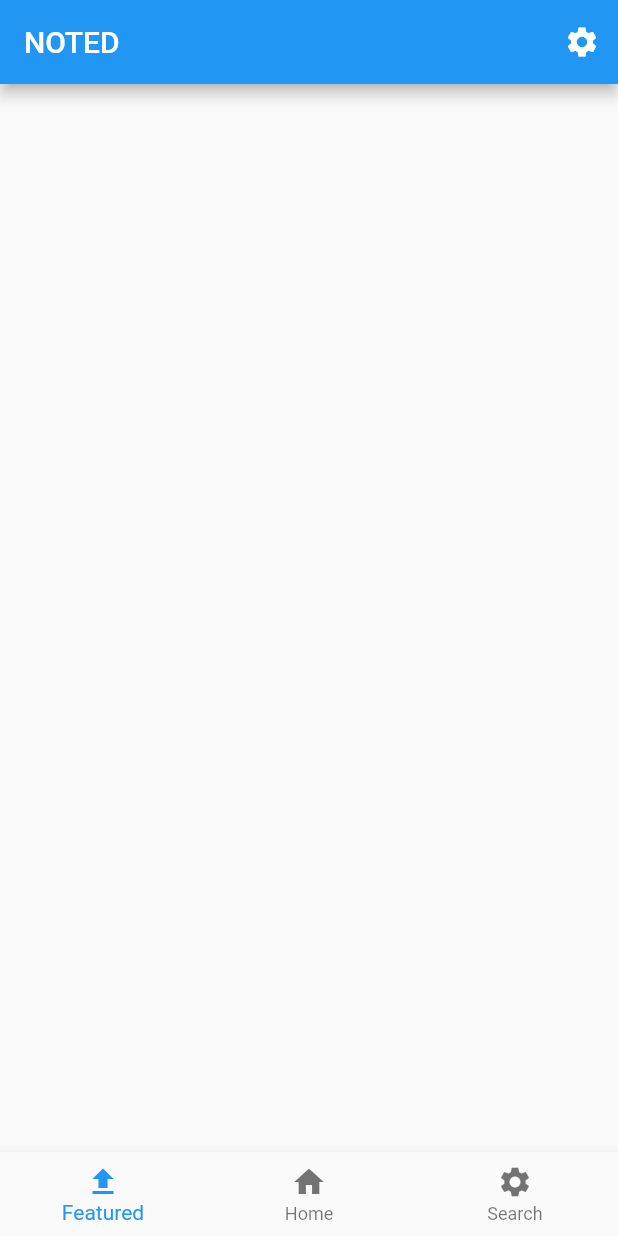
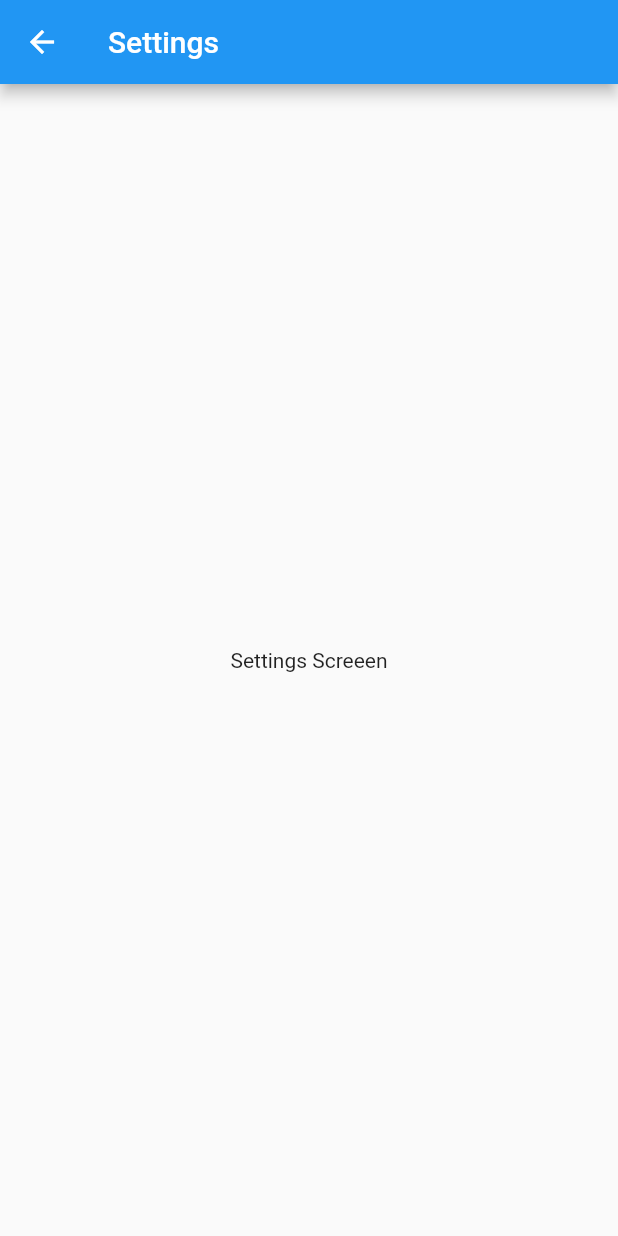
Before and after one commit to evantimms/Oak, a Flutter app: the screen it shows after launch, after a tap on the "settings" icon, on a phone screen of 412 x 824 dp. Run offline on Flutter 3.47's test engine with Material 2 defaults, Android fonts, the phone set to English and light mode, and no system bars.

Commit message:
updated with basic navigation layout

```diff
--- a/lib/screens/MainScreen.dart
+++ b/lib/screens/MainScreen.dart
@@ -1,12 +1,30 @@
 import 'package:flutter/material.dart';
-import '../widgets/NavBarWidget.dart';
+import '../screens/NotesScreen.dart';
+import '../screens/UploadScreen.dart';
+import '../screens/SearchScreen.dart';
+import '../screens/SettingsScreen.dart';
+
 class MainScreen extends StatefulWidget{
 
   @override
   _MainScreenState createState() => new _MainScreenState();
 }
 
-class _MainScreenState extends State<MainScreen> {
+class _MainScreenState extends State<MainScreen>  with TickerProviderStateMixin {
+
+  final List<Widget> _children  = [
+    UploadScreen(),
+    NotesScreen(),
+    SearchScreen()
+  ];
+
+  int _currentIndex = 0;
+
+  void _onTabTapped(int newIndex){
+    setState(() {
+          _currentIndex = newIndex;
+        });
+  }
 
   @override
   Widget build(BuildContext context){
@@ -16,11 +34,34 @@ class _MainScreenState extends State<MainScreen> {
         actions: <Widget>[
           IconButton(
             icon: Icon(Icons.settings),
-            onPressed: (){},
+            onPressed: (){
+              Navigator.push(
+                context,
+                MaterialPageRoute(builder: (context) => SettingsScreen()),
+              );
+            },
           ),
         ],
       ),
-      bottomNavigationBar: NavBarWidget(),
+      body: _children[_currentIndex],
+      bottomNavigationBar:  BottomNavigationBar(
+       onTap: _onTabTapped, // new
+       currentIndex: _currentIndex, // new
+       items: [
+         new BottomNavigationBarItem(
+           icon: Icon(Icons.file_upload),
+           title: Text('Upload'),
+         ),
+         new BottomNavigationBarItem(
+           icon: Icon(Icons.home),
+           title: Text('My Notes'),
+         ),
+         new BottomNavigationBarItem(
+           icon: Icon(Icons.search),
+           title: Text('Search'),
+         )
+       ]
+      ),
     );
   }
 }
--- a/lib/screens/SettingsScreen.dart
+++ b/lib/screens/SettingsScreen.dart
@@ -0,0 +1,16 @@
+import 'package:flutter/material.dart';
+
+class SettingsScreen extends StatelessWidget {
+
+  @override
+  Widget build(BuildContext context){
+    return Scaffold(
+      appBar: AppBar(
+        title: Text("Settings"),
+      ),
+      body: Center(
+        child: Text("Settings Screeen"),
+      )
+    );
+  }
+}
--- a/lib/screens/UploadScreen.dart
+++ b/lib/screens/UploadScreen.dart
@@ -0,0 +1,11 @@
+import 'package:flutter/material.dart';
+
+class UploadScreen extends StatelessWidget {
+
+  @override
+  Widget build(BuildContext context){
+    return Center(
+      child: Text("Upload Screeen"),
+    );
+  }
+}
--- a/lib/widgets/NavBarWidget.dart
+++ b/lib/widgets/NavBarWidget.dart
@@ -1,4 +1,7 @@
 import 'package:flutter/material.dart';
+import '../screens/NotesScreen.dart';
+import '../screens/UploadScreen.dart';
+import '../screens/SearchScreen.dart';
 
 class NavBarWidget extends StatefulWidget{
 
@@ -6,33 +9,12 @@ class NavBarWidget extends StatefulWidget{
 }
 
 class _NavBarWidgetState extends State<NavBarWidget> {
-  int _currentIndex = 0;
 
-  void _onTabTapped(int newIndex){
-    setState(() {
-          _currentIndex = newIndex;
-        });
-  }
+
+
 
   @override
   Widget build(BuildContext context){
-    return BottomNavigationBar(
-       onTap: _onTabTapped, // new
-       currentIndex: _currentIndex, // new
-       items: [
-         new BottomNavigationBarItem(
-           icon: Icon(Icons.file_upload),
-           title: Text('Featured'),
-         ),
-         new BottomNavigationBarItem(
-           icon: Icon(Icons.home),
-           title: Text('Home'),
-         ),
-         new BottomNavigationBarItem(
-           icon: Icon(Icons.settings),
-           title: Text('Search'),
-         )
-       ]
-    );
+    return BottomNavigationBar();
   }
 }
```
Also changed, not shown: lib/screens/NotesScreen.dart (added, +55 -0 lines), lib/screens/SearchScreen.dart (+11 -0 lines).
